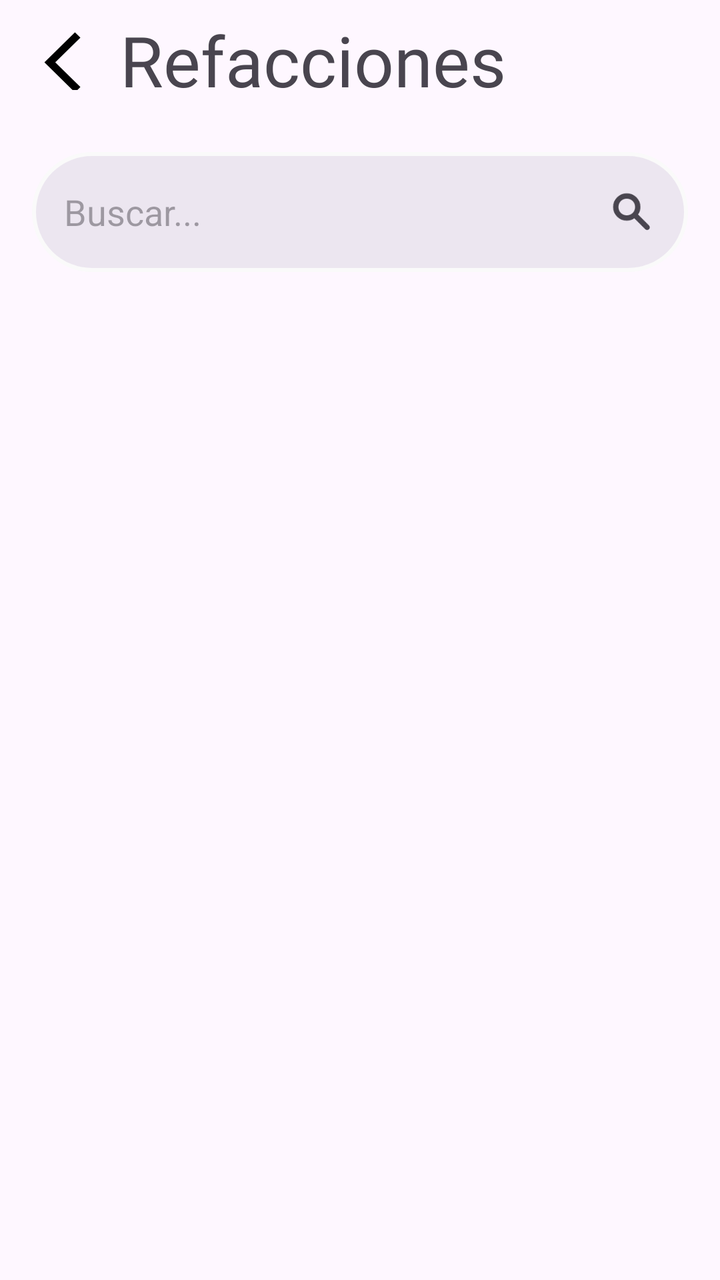
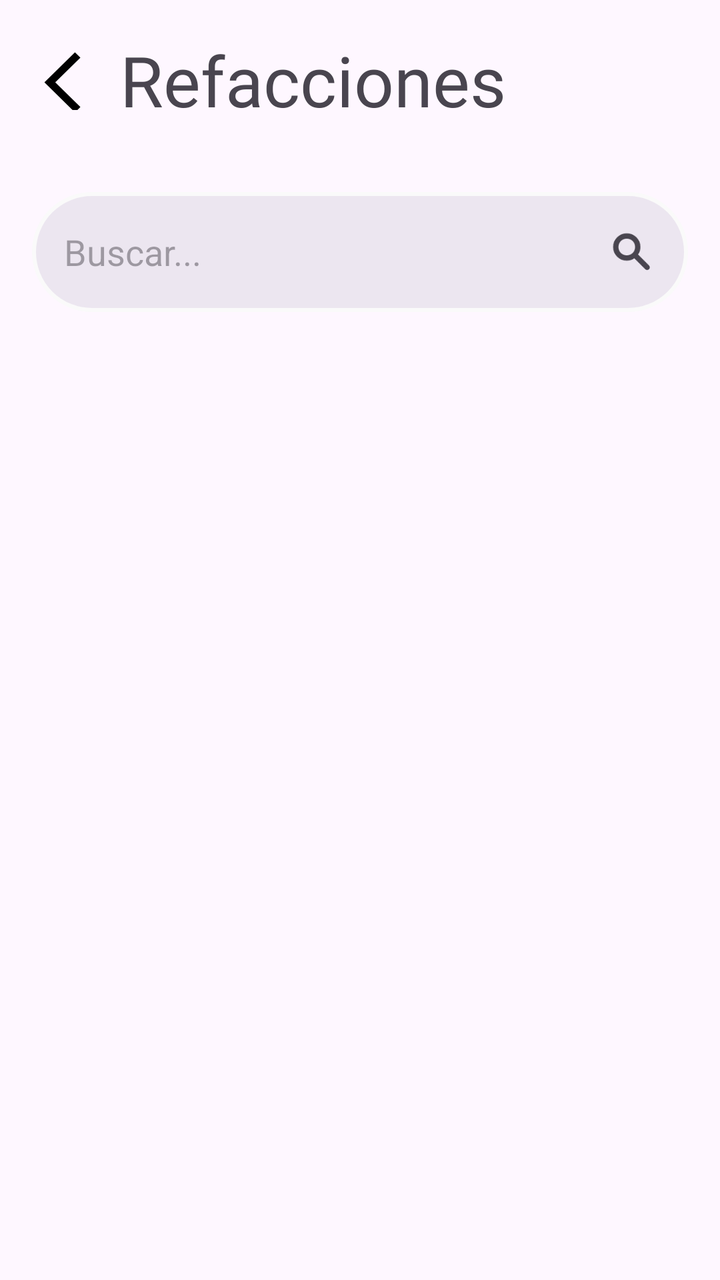

Before-and-after screenshots of an Android layout around one commit, followed by the original layout XML and the change that was made.
<!-- AndroidManifest.xml: application theme Theme.ReparApp -->
<!-- res/layout/fragment_inventario.xml -->
<?xml version="1.0" encoding="utf-8"?>
<androidx.constraintlayout.widget.ConstraintLayout xmlns:android="http://schemas.android.com/apk/res/android"
    xmlns:tools="http://schemas.android.com/tools"
    android:layout_width="match_parent"
    android:layout_height="match_parent"
    xmlns:app="http://schemas.android.com/apk/res-auto"
    tools:context=".views.fragments.InventarioFragment">

    <LinearLayout
        android:id="@+id/head"
        android:layout_width="match_parent"
        android:layout_height="60dp"
        android:orientation="horizontal"
        android:gravity="start|center"
        app:layout_constraintTop_toTopOf="parent">

        <ImageView
            android:layout_width="60dp"
            android:layout_height="match_parent"
            android:padding="15dp"
            android:src="@drawable/ic_arrow_back"/>

        <TextView
            android:layout_width="wrap_content"
            android:layout_height="match_parent"
            android:fontFamily="@font/roboto_bold"
            android:gravity="center"
            android:text="Refacciones"
            android:textSize="35dp" />

    </LinearLayout>

    <EditText
        android:id="@+id/editText"
        android:layout_width="match_parent"
        android:layout_height="60dp"
        app:layout_constraintTop_toBottomOf="@+id/head"
        android:ems="10"
        android:drawablePadding="16dp"
        android:padding="16dp"
        android:layout_margin="16dp"
        android:inputType="text"
        android:hint="Buscar..."
        android:drawableTint="#49454F"
        android:background="@drawable/item_search"
        android:drawableEnd="@drawable/search"/>

    <androidx.recyclerview.widget.RecyclerView
        android:id="@+id/notificationsRecyclerView"
        android:layout_width="0dp"
        android:layout_height="0dp"
        android:paddingTop="8dp"
        android:paddingBottom="8dp"
        android:clipToPadding="false"
        app:layout_constraintTop_toBottomOf="@id/editText"
        app:layout_constraintStart_toStartOf="parent"
        app:layout_constraintEnd_toEndOf="parent"
        app:layout_constraintBottom_toBottomOf="parent"
        tools:listitem="@layout/item_refaccion" />



</androidx.constraintlayout.widget.ConstraintLayout>
<!-- res/layout/item_refaccion.xml (included above) -->
<?xml version="1.0" encoding="utf-8"?>
<androidx.constraintlayout.widget.ConstraintLayout xmlns:android="http://schemas.android.com/apk/res/android"
    android:layout_width="match_parent"
    android:layout_height="wrap_content"
    xmlns:app="http://schemas.android.com/apk/res-auto">

    <com.google.android.material.card.MaterialCardView
        android:layout_width="match_parent"
        android:layout_height="100dp"
        android:layout_marginHorizontal="16dp"
        android:layout_marginVertical="8dp"
        app:cardCornerRadius="20dp"
        app:cardBackgroundColor="#ffffff"
        app:cardElevation="5dp"
        app:layout_constraintTop_toTopOf="parent">

        <LinearLayout
            android:layout_width="match_parent"
            android:layout_height="match_parent"
            android:gravity="start|center"
            android:orientation="horizontal">

            <com.google.android.material.card.MaterialCardView
                android:layout_width="60dp"
                android:layout_height="60dp"
                app:cardBackgroundColor="#FF5151"
                android:layout_marginHorizontal="8dp"
                app:cardCornerRadius="50dp"/>

            <LinearLayout
                android:layout_width="0dp"
                android:layout_height="match_parent"
                android:orientation="vertical"
                android:layout_weight="1">

                <TextView
                    android:layout_width="match_parent"
                    android:layout_height="wrap_content"
                    android:text="Batería de iphone 12 pro max"
                    android:fontFamily="@font/roboto_bold"
                    android:textSize="20sp"
                    android:paddingVertical="8dp"/>
                <TextView
                    android:layout_width="match_parent"
                    android:layout_height="wrap_content"
                    android:text="12 units"
                    android:textSize="16sp"
                    android:paddingVertical="8dp"/>

            </LinearLayout>

            <ImageView
                android:layout_width="100dp"
                android:layout_height="match_parent"
                android:src="@drawable/img_fixe"/>

        </LinearLayout>
    </com.google.android.material.card.MaterialCardView>

</androidx.constraintlayout.widget.ConstraintLayout>
<!-- resources referenced by this layout -->
<resources>
  <!-- drawable ic_arrow_back (drawable) -->
  <vector xmlns:android="http://schemas.android.com/apk/res/android"
      android:width="25dp"
      android:height="25dp"
      android:viewportWidth="25"
      android:viewportHeight="25">
    <group>
      <clip-path
          android:pathData="M0,0h25v25h-25z"/>
      <path
          android:pathData="M18.739,26L6,13.5L18.739,1L21,3.219L10.522,13.5L21,23.781L18.739,26Z"
          android:fillColor="#000000"/>
    </group>
  </vector>
  <!-- drawable img_fixe: png bitmap (drawable, 52172 bytes) -->
  <!-- drawable item_search (drawable) -->
  <?xml version="1.0" encoding="utf-8"?>
  <selector xmlns:android="http://schemas.android.com/apk/res/android">
  
      <item>
          <shape android:shape="rectangle">
              <solid android:color="#ECE6F0"/>
              <corners android:radius="50dp"/>
              <stroke android:width="2dp" android:color="#fafafa"/>
          </shape>
      </item>
  </selector>
  <!-- drawable search (drawable) -->
  <vector xmlns:android="http://schemas.android.com/apk/res/android"
      android:width="24dp"
      android:height="24dp"
      android:viewportWidth="960"
      android:viewportHeight="960">
    <path
        android:pathData="M375.48,653q-114.09,0 -193.55,-79.46 -79.45,-79.45 -79.45,-193.54 0,-114.09 79.45,-193.54Q261.39,107 375.48,107q114.09,0 193.54,79.46 79.46,79.45 79.46,193.54 0,45.13 -12.87,83.28T601,530.3l219.48,220.05q14.96,15.52 14.96,37.32 0,21.81 -15.53,36.77 -14.95,14.95 -37.04,14.95t-37.04,-14.95L526.91,605.52q-29.43,21.74 -68.15,34.61Q420.04,653 375.48,653ZM375.48,547q69.91,0 118.45,-48.54 48.55,-48.55 48.55,-118.46t-48.55,-118.46Q445.39,213 375.48,213t-118.46,48.54Q208.48,310.09 208.48,380t48.54,118.46Q305.57,547 375.48,547Z"
        android:fillColor="#e3e3e3"/>
  </vector>
  <style name="Theme.ReparApp" parent="Base.Theme.ReparApp" />
  <style name="Base.Theme.ReparApp" parent="Theme.Material3.DayNight.NoActionBar">
          
          
      </style>
</resources>

<!-- the commit's change to res/layout/fragment_inventario.xml (unified diff, before → after) -->
@@ -9,7 +9,7 @@
     <LinearLayout
         android:id="@+id/head"
         android:layout_width="match_parent"
-        android:layout_height="60dp"
+        android:layout_height="80dp"
         android:orientation="horizontal"
         android:gravity="start|center"
         app:layout_constraintTop_toTopOf="parent">
@@ -31,7 +31,7 @@
     </LinearLayout>
 
     <EditText
-        android:id="@+id/editText"
+        android:id="@+id/buscar"
         android:layout_width="match_parent"
         android:layout_height="60dp"
         app:layout_constraintTop_toBottomOf="@+id/head"
@@ -52,7 +52,7 @@
         android:paddingTop="8dp"
         android:paddingBottom="8dp"
         android:clipToPadding="false"
-        app:layout_constraintTop_toBottomOf="@id/editText"
+        app:layout_constraintTop_toBottomOf="@id/buscar"
         app:layout_constraintStart_toStartOf="parent"
         app:layout_constraintEnd_toEndOf="parent"
         app:layout_constraintBottom_toBottomOf="parent"
